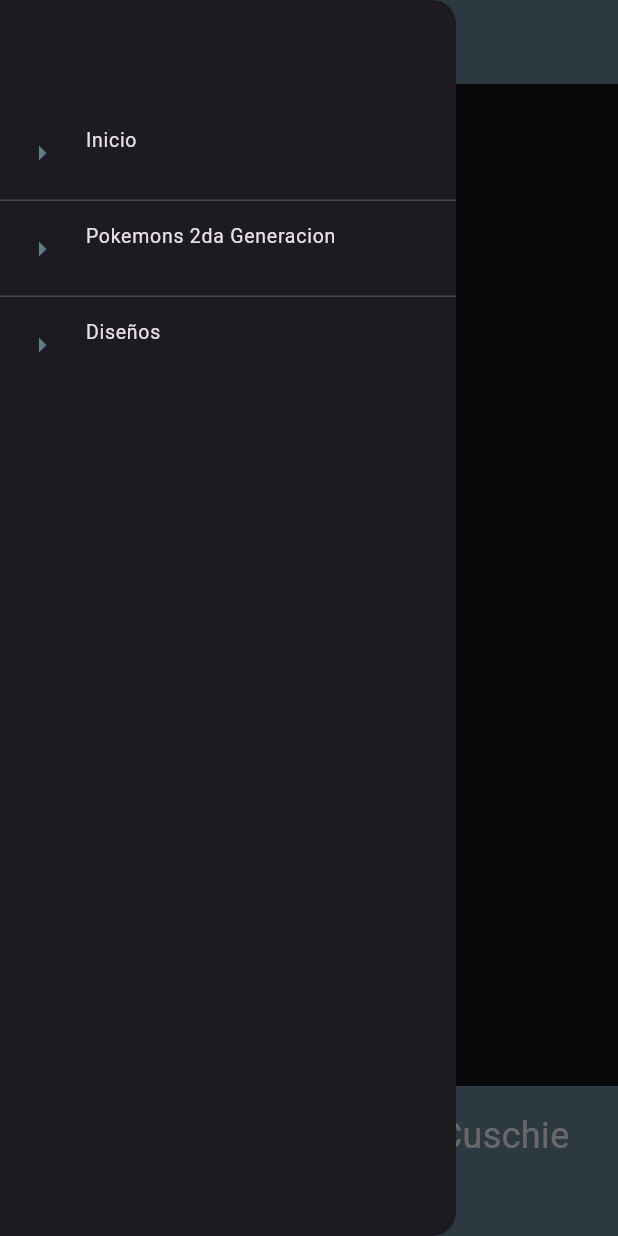
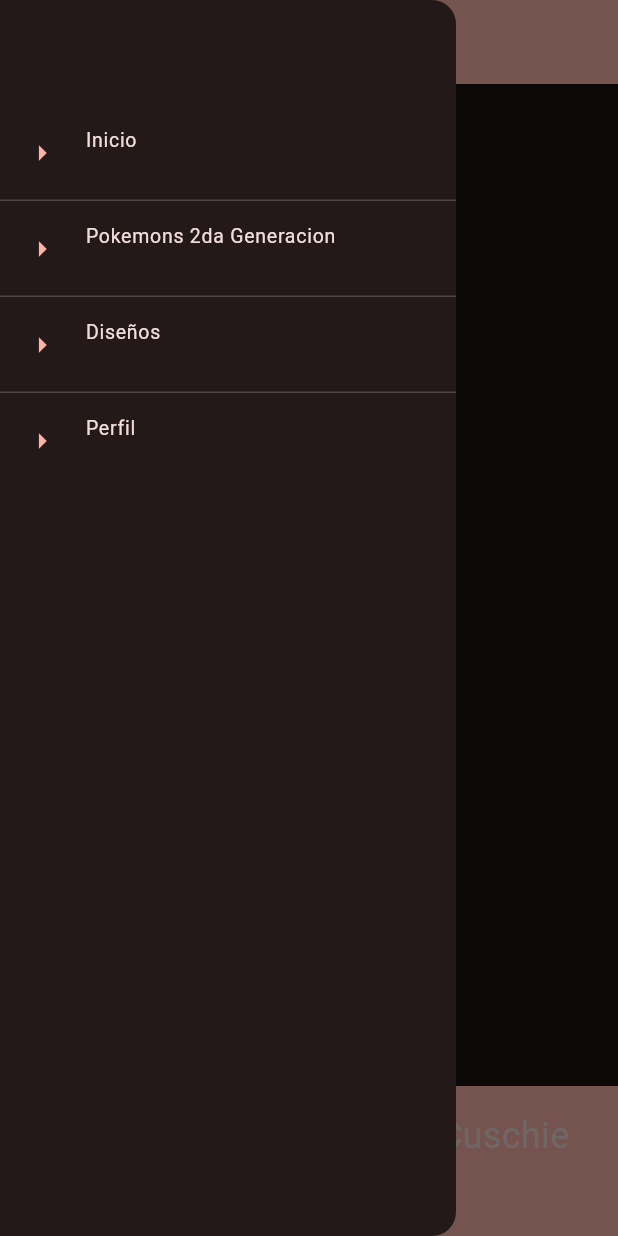
Before and after one commit to FranCuschie/PrototipoFlutter, a Flutter app: the screen it shows after launch, with the side drawer open, on a phone screen of 412 x 824 dp. Run offline on Flutter 3.47's test engine with Material 3 defaults, Android fonts, the phone set to English and light mode, and no system bars; Roboto replaces fonts that are missing (FuzzyBubbles).

Commit message:
Theme + Profile
Se agregaron themas globales y el screen profile, faltaria agregar la opciones de poder modificiar los themes

```diff
--- a/lib/main.dart
+++ b/lib/main.dart
@@ -1,4 +1,5 @@
 import 'package:flutter/material.dart';
+import 'package:flutter_application_1/themes/default_theme.dart';
 import 'screens/screens.dart';
 
 void main() {
@@ -12,7 +13,7 @@ class MyApp extends StatelessWidget {
   Widget build(BuildContext context) {
     return MaterialApp(
       title: 'Demo',
-      theme: ThemeData.dark().copyWith(),
+      theme: DefaultTheme(selectedColor: 2).theme(),
       debugShowCheckedModeBanner: false,
       initialRoute: 'home',
       routes: {
@@ -22,6 +23,8 @@ class MyApp extends StatelessWidget {
         'listviewpage': (context) => const ListViewScreen(),
         // Screen con Widget reutilizable
         'designscreen': (context) => const DesingScreen(),
+        // Screen Profile
+        'profile': (context) => const Profile(),
       },
     );
   }
--- a/lib/screens/home_screen.dart
+++ b/lib/screens/home_screen.dart
@@ -6,9 +6,11 @@ class HomeScreen extends StatelessWidget {
 
   @override
   Widget build(BuildContext context) {
+    final colors = Theme.of(context).colorScheme;
+
     return Scaffold(
         appBar: AppBar(
-          backgroundColor: Colors.blueGrey,
+          backgroundColor: colors.primary,
           title: const Text('Pokedex'),
         ),
         drawer: DrawerMenu(),
@@ -20,8 +22,8 @@ class HomeScreen extends StatelessWidget {
             style: TextStyle(fontSize: 40),
           ))),
           Container(
-            color: Colors.blueGrey,
-            padding: EdgeInsets.all(16),
+            color: colors.primary,
+            padding: const EdgeInsets.all(16),
             child: const Text(
                 'App hecha por Francisco Cuschie y Florencia Cardenalli',
                 style: TextStyle(fontSize: 24)),
--- a/lib/screens/listview_screen.dart
+++ b/lib/screens/listview_screen.dart
@@ -6,12 +6,14 @@ class ListViewScreen extends StatelessWidget {
 
   @override
   Widget build(BuildContext context) {
+    final colors = Theme.of(context).colorScheme;
+
     return Scaffold(
       appBar: AppBar(
         title: const Text('Pokemons Segunda Generacion'),
-        backgroundColor: Colors.blueGrey,
+        backgroundColor: colors.primary,
       ),
-      body: PokemonWidget(),
+      body: const PokemonWidget(),
     );
   }
 }
--- a/lib/screens/screens.dart
+++ b/lib/screens/screens.dart
@@ -1,3 +1,4 @@
 export 'package:flutter_application_1/screens/vista_unica.dart';
 export 'package:flutter_application_1/screens/home_screen.dart';
 export 'package:flutter_application_1/screens/listview_screen.dart';
+export 'package:flutter_application_1/screens/profile_screen.dart';
--- a/lib/themes/default_theme.dart
+++ b/lib/themes/default_theme.dart
@@ -1,10 +1,22 @@
 import 'package:flutter/material.dart';
 
+const List<Color> _colorThemes = [
+  Colors.blueGrey,
+  Colors.green,
+  Colors.red,
+];
+
 class DefaultTheme {
+  final int selectedColor;
+
+  DefaultTheme({this.selectedColor = 0})
+      : assert(selectedColor >= 0 && selectedColor <= _colorThemes.length - 1,
+            'El color debe estar entre 0 y ${_colorThemes.length}');
+
   ThemeData theme() {
     return ThemeData(
         useMaterial3: true,
-        colorScheme: const ColorScheme.dark(),
+        colorSchemeSeed: _colorThemes[selectedColor],
         brightness: Brightness.dark);
   }
 }
--- a/lib/widgets/drawer_menu.dart
+++ b/lib/widgets/drawer_menu.dart
@@ -5,12 +5,15 @@ class DrawerMenu extends StatelessWidget {
     {'route': 'home', 'title': 'Inicio'},
     {'route': 'listviewpage', 'title': 'Pokemons 2da Generacion'},
     {'route': 'designscreen', 'title': 'Diseños'},
+    {'route': 'profile', 'title': 'Perfil'}
   ];
 
   DrawerMenu({super.key});
 
   @override
   Widget build(BuildContext context) {
+    final colors = Theme.of(context).colorScheme;
+
     return Drawer(
       child: ListView(
         padding: const EdgeInsets.only(top: 70),
@@ -21,7 +24,7 @@ class DrawerMenu extends StatelessWidget {
                   .map((item) => ListTile(
                         dense: true,
                         minLeadingWidth: 25,
-                        iconColor: Colors.blueGrey,
+                        iconColor: colors.primary,
                         title: Text(item['title']!,
                             style: const TextStyle(fontFamily: 'FuzzyBubbles')),
                         subtitle: Text(item['subtitle'] ?? '',
```
Also changed, not shown: lib/screens/profile_screen.dart (added, +25 -0 lines), lib/screens/vista_unica.dart (+5 -3 lines), 1 other file.
